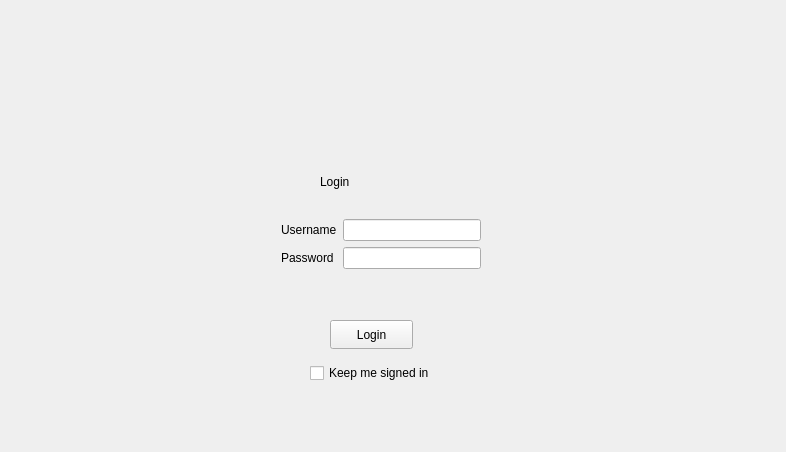
Shikhrrr/AttendanceManager, file login.ui: the form before one commit.
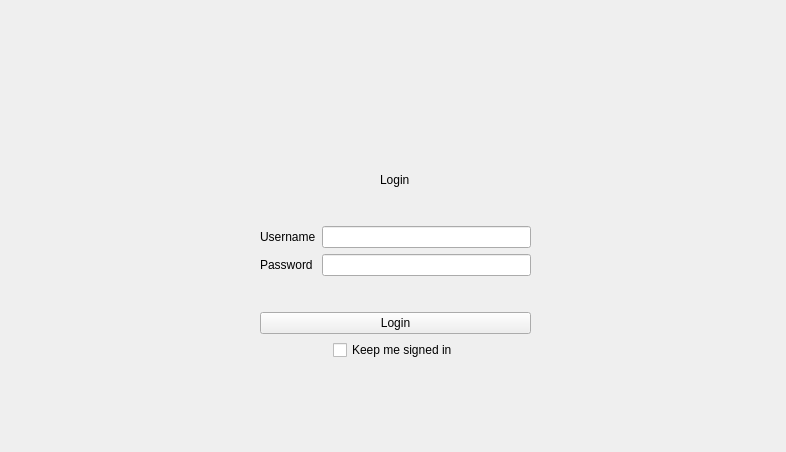
The form after the commit.

The edit to the form file:
```diff
--- a/login.ui
+++ b/login.ui
@@ -13,28 +13,18 @@
   <property name="windowTitle">
    <string>Form</string>
   </property>
-  <widget class="QPushButton" name="login">
+  <widget class="QWidget" name="">
    <property name="geometry">
     <rect>
-     <x>330</x>
-     <y>320</y>
-     <width>83</width>
-     <height>29</height>
+     <x>260</x>
+     <y>140</y>
+     <width>271</width>
+     <height>220</height>
     </rect>
    </property>
-   <property name="text">
-    <string>Login</string>
-   </property>
-  </widget>
+   <layout class="QVBoxLayout" name="verticalLayout">
+    <item alignment="Qt::AlignmentFlag::AlignHCenter">
   <widget class="QLabel" name="label_3">
-   <property name="geometry">
-    <rect>
-     <x>280</x>
-     <y>150</y>
-     <width>212</width>
-     <height>63</height>
-    </rect>
-   </property>
    <property name="styleSheet">
     <string notr="true">font: 28pt &quot;Segoe UI&quot;;
 margin-left: auto;
@@ -44,15 +34,8 @@
     <string>Login</string>
    </property>
   </widget>
-  <widget class="QWidget" name="layoutWidget">
-   <property name="geometry">
-    <rect>
-     <x>281</x>
-     <y>219</y>
-     <width>200</width>
-     <height>79</height>
-    </rect>
-   </property>
+    </item>
+    <item>
    <layout class="QFormLayout" name="formLayout">
     <item row="3" column="0">
      <widget class="QLabel" name="label_2">
@@ -79,19 +62,22 @@
      <widget class="QLineEdit" name="username"/>
     </item>
    </layout>
-  </widget>
+    </item>
+    <item>
+     <widget class="QPushButton" name="login">
+      <property name="text">
+       <string>Login</string>
+      </property>
+     </widget>
+    </item>
+    <item alignment="Qt::AlignmentFlag::AlignHCenter">
   <widget class="QCheckBox" name="signedIn">
-   <property name="geometry">
-    <rect>
-     <x>310</x>
-     <y>360</y>
-     <width>151</width>
-     <height>26</height>
-    </rect>
-   </property>
    <property name="text">
     <string>Keep me signed in</string>
    </property>
+     </widget>
+    </item>
+   </layout>
   </widget>
  </widget>
  <resources/>
```
Lines whose indentation alone changed are shown as unchanged.
